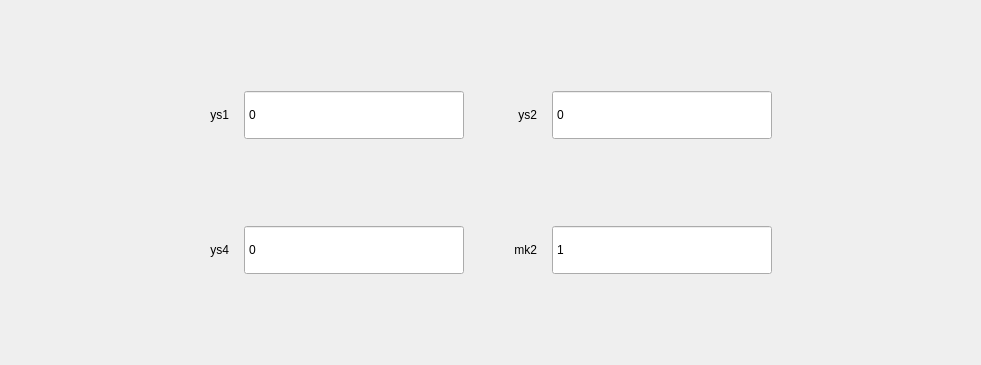
The window that mpsowdt.ui (yuanjinxin123/shenglei) describes before a commit, drawn with Qt 5.
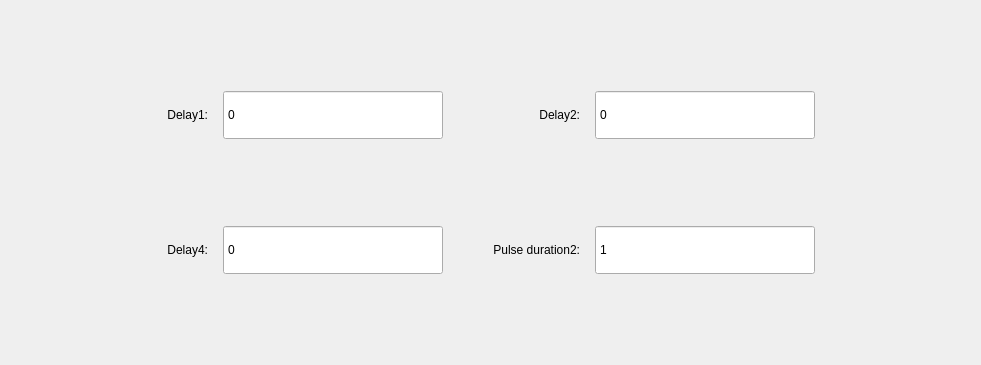
The same window after the commit.

Patch:
```diff
--- a/mpsowdt.ui
+++ b/mpsowdt.ui
@@ -43,7 +43,7 @@
         <string notr="true"/>
        </property>
        <property name="text">
-        <string>ys4</string>
+        <string>Delay4:</string>
        </property>
        <property name="alignment">
         <set>Qt::AlignRight|Qt::AlignTrailing|Qt::AlignVCenter</set>
@@ -103,7 +103,7 @@
         </size>
        </property>
        <property name="text">
-        <string>mk2</string>
+        <string>Pulse duration2:</string>
        </property>
        <property name="alignment">
         <set>Qt::AlignRight|Qt::AlignTrailing|Qt::AlignVCenter</set>
@@ -163,7 +163,7 @@
         </size>
        </property>
        <property name="text">
-        <string>ys1</string>
+        <string>Delay1:</string>
        </property>
        <property name="alignment">
         <set>Qt::AlignRight|Qt::AlignTrailing|Qt::AlignVCenter</set>
@@ -236,7 +236,7 @@
         </size>
        </property>
        <property name="text">
-        <string>ys2</string>
+        <string>Delay2:</string>
        </property>
        <property name="alignment">
         <set>Qt::AlignRight|Qt::AlignTrailing|Qt::AlignVCenter</set>
```
